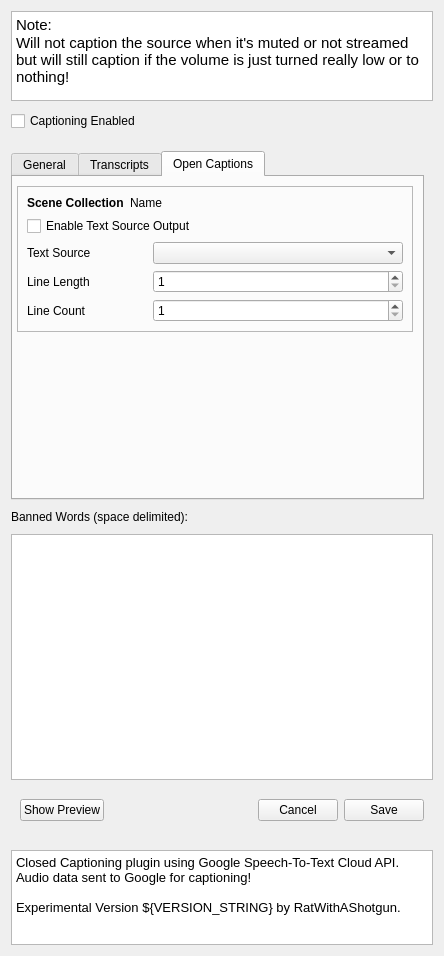
Old version of the form src/ui/CaptionSettingsWidget.ui in the repository 0x01050/google-live-captions-obs-plugin.
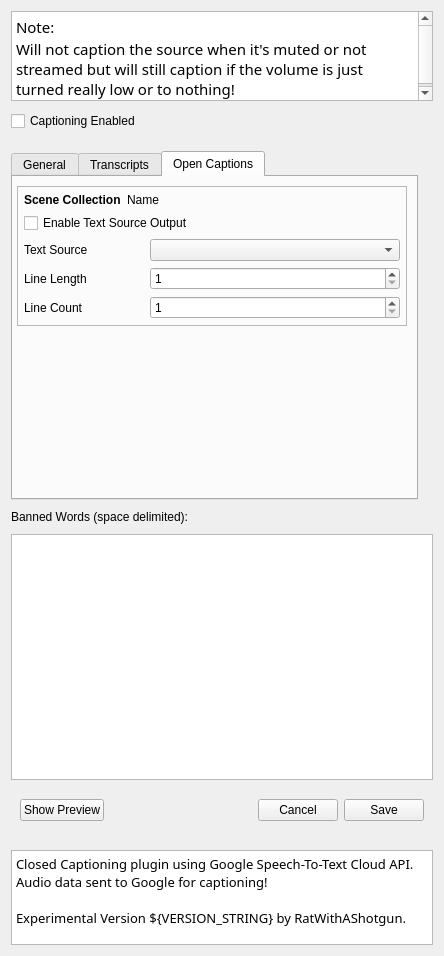
New version of the form. The open tabs and pages were chosen to show the change.

Commit message: CaptionSettingsWidget: bigger margins

What changed in the file:
```diff
--- a/src/ui/CaptionSettingsWidget.ui
+++ b/src/ui/CaptionSettingsWidget.ui
@@ -37,13 +37,18 @@
        <height>90</height>
       </size>
      </property>
+     <property name="font">
+      <font>
+       <family>.SF NS</family>
+      </font>
+     </property>
      <property name="html">
       <string>&lt;!DOCTYPE HTML PUBLIC &quot;-//W3C//DTD HTML 4.0//EN&quot; &quot;http://www.w3.org/TR/REC-html40/strict.dtd&quot;&gt;
 &lt;html&gt;&lt;head&gt;&lt;meta name=&quot;qrichtext&quot; content=&quot;1&quot; /&gt;&lt;style type=&quot;text/css&quot;&gt;
 p, li { white-space: pre-wrap; }
-&lt;/style&gt;&lt;/head&gt;&lt;body style=&quot; font-family:'.SF NS Text'; font-size:13pt; font-weight:400; font-style:normal;&quot;&gt;
-&lt;p style=&quot; margin-top:0px; margin-bottom:0px; margin-left:0px; margin-right:0px; -qt-block-indent:0; text-indent:0px;&quot;&gt;&lt;span style=&quot; font-size:11pt;&quot;&gt;Note:&lt;/span&gt;&lt;/p&gt;
-&lt;p style=&quot; margin-top:0px; margin-bottom:0px; margin-left:0px; margin-right:0px; -qt-block-indent:0; text-indent:0px;&quot;&gt;&lt;span style=&quot; font-size:11pt;&quot;&gt;Will not caption the source when it's muted or not streamed but will still caption if the volume is just turned really low or to nothing!&lt;/span&gt;&lt;/p&gt;&lt;/body&gt;&lt;/html&gt;</string>
+&lt;/style&gt;&lt;/head&gt;&lt;body style=&quot; font-family:'.SF NS'; font-size:13pt; font-weight:400; font-style:normal;&quot;&gt;
+&lt;p style=&quot; margin-top:0px; margin-bottom:0px; margin-left:0px; margin-right:0px; -qt-block-indent:0; text-indent:0px;&quot;&gt;&lt;span style=&quot; font-family:'.SF NS Text'; font-size:11pt;&quot;&gt;Note:&lt;/span&gt;&lt;/p&gt;
+&lt;p style=&quot; margin-top:0px; margin-bottom:0px; margin-left:0px; margin-right:0px; -qt-block-indent:0; text-indent:0px;&quot;&gt;&lt;span style=&quot; font-family:'.SF NS Text'; font-size:11pt;&quot;&gt;Will not caption the source when it's muted or not streamed but will still caption if the volume is just turned really low or to nothing!&lt;/span&gt;&lt;/p&gt;&lt;/body&gt;&lt;/html&gt;</string>
      </property>
     </widget>
    </item>
@@ -570,6 +575,18 @@
           <enum>QFrame::Plain</enum>
          </property>
          <layout class="QVBoxLayout" name="verticalLayout_4">
+          <property name="leftMargin">
+           <number>6</number>
+          </property>
+          <property name="topMargin">
+           <number>6</number>
+          </property>
+          <property name="rightMargin">
+           <number>6</number>
+          </property>
+          <property name="bottomMargin">
+           <number>6</number>
+          </property>
           <item>
            <widget class="QWidget" name="widget_6" native="true">
             <layout class="QHBoxLayout" name="horizontalLayout_4">
@@ -813,6 +830,7 @@
      </property>
      <property name="font">
       <font>
+       <family>.SF NS</family>
        <pointsize>11</pointsize>
       </font>
      </property>
@@ -820,10 +838,10 @@
       <string>&lt;!DOCTYPE HTML PUBLIC &quot;-//W3C//DTD HTML 4.0//EN&quot; &quot;http://www.w3.org/TR/REC-html40/strict.dtd&quot;&gt;
 &lt;html&gt;&lt;head&gt;&lt;meta name=&quot;qrichtext&quot; content=&quot;1&quot; /&gt;&lt;style type=&quot;text/css&quot;&gt;
 p, li { white-space: pre-wrap; }
-&lt;/style&gt;&lt;/head&gt;&lt;body style=&quot; font-family:'.SF NS Text'; font-size:11pt; font-weight:400; font-style:normal;&quot;&gt;
-&lt;p style=&quot; margin-top:0px; margin-bottom:0px; margin-left:0px; margin-right:0px; -qt-block-indent:0; text-indent:0px;&quot;&gt;&lt;span style=&quot; font-size:10pt;&quot;&gt;Closed Captioning plugin using Google Speech-To-Text Cloud API. Audio data sent to Google for captioning!&lt;/span&gt;&lt;/p&gt;
-&lt;p style=&quot;-qt-paragraph-type:empty; margin-top:0px; margin-bottom:0px; margin-left:0px; margin-right:0px; -qt-block-indent:0; text-indent:0px; font-size:10pt;&quot;&gt;&lt;br /&gt;&lt;/p&gt;
-&lt;p style=&quot; margin-top:0px; margin-bottom:0px; margin-left:0px; margin-right:0px; -qt-block-indent:0; text-indent:0px;&quot;&gt;&lt;span style=&quot; font-size:10pt;&quot;&gt;Experimental Version ${VERSION_STRING} by RatWithAShotgun.&lt;/span&gt;&lt;/p&gt;&lt;/body&gt;&lt;/html&gt;</string>
+&lt;/style&gt;&lt;/head&gt;&lt;body style=&quot; font-family:'.SF NS'; font-size:11pt; font-weight:400; font-style:normal;&quot;&gt;
+&lt;p style=&quot; margin-top:0px; margin-bottom:0px; margin-left:0px; margin-right:0px; -qt-block-indent:0; text-indent:0px;&quot;&gt;&lt;span style=&quot; font-family:'.SF NS Text'; font-size:10pt;&quot;&gt;Closed Captioning plugin using Google Speech-To-Text Cloud API. Audio data sent to Google for captioning!&lt;/span&gt;&lt;/p&gt;
+&lt;p style=&quot;-qt-paragraph-type:empty; margin-top:0px; margin-bottom:0px; margin-left:0px; margin-right:0px; -qt-block-indent:0; text-indent:0px; font-family:'.SF NS Text'; font-size:10pt;&quot;&gt;&lt;br /&gt;&lt;/p&gt;
+&lt;p style=&quot; margin-top:0px; margin-bottom:0px; margin-left:0px; margin-right:0px; -qt-block-indent:0; text-indent:0px;&quot;&gt;&lt;span style=&quot; font-family:'.SF NS Text'; font-size:10pt;&quot;&gt;Experimental Version ${VERSION_STRING} by RatWithAShotgun.&lt;/span&gt;&lt;/p&gt;&lt;/body&gt;&lt;/html&gt;</string>
      </property>
     </widget>
    </item>
```
Left out of the diff: 8 changed lines with no effect on the pictures.
